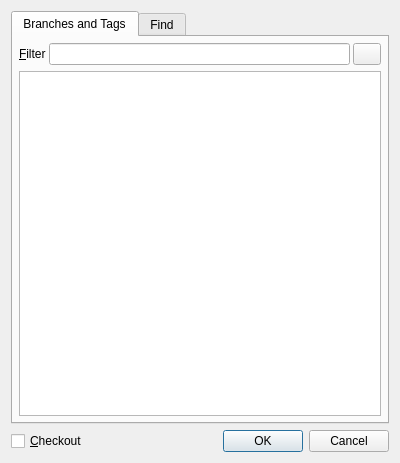
This is src/JumpDialog.ui in soramimi/Guitar as Qt 5 draws it before an edit. The edited form follows.
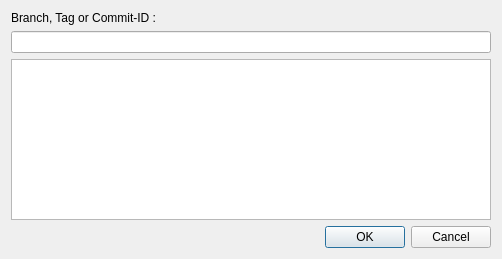
This is the edited form. The open tabs and pages were chosen to show the change. Custom widgets are drawn as their Qt base class.

Commit message: JumpDialog改良

Patch:
```diff
--- a/src/JumpDialog.ui
+++ b/src/JumpDialog.ui
@@ -6,45 +6,18 @@
    <rect>
     <x>0</x>
     <y>0</y>
-    <width>400</width>
-    <height>463</height>
+    <width>502</width>
+    <height>259</height>
    </rect>
   </property>
   <property name="windowTitle">
    <string>Jump</string>
   </property>
-  <layout class="QVBoxLayout" name="verticalLayout_2">
-   <item>
-    <widget class="QTabWidget" name="tabWidget">
-     <property name="currentIndex">
-      <number>1</number>
-     </property>
-     <widget class="QWidget" name="tab_branches_tags">
-      <attribute name="title">
-       <string>Branches and Tags</string>
-      </attribute>
       <layout class="QVBoxLayout" name="verticalLayout">
-       <property name="leftMargin">
-        <number>6</number>
-       </property>
-       <property name="topMargin">
-        <number>6</number>
-       </property>
-       <property name="rightMargin">
-        <number>6</number>
-       </property>
-       <property name="bottomMargin">
-        <number>6</number>
-       </property>
-       <item>
-        <layout class="QHBoxLayout" name="horizontalLayout_2">
-         <property name="spacing">
-          <number>3</number>
-         </property>
          <item>
           <widget class="QLabel" name="label">
            <property name="text">
-            <string>&amp;Filter</string>
+      <string>Branch, Tag or Commit-ID :</string>
            </property>
            <property name="buddy">
             <cstring>lineEdit_filter</cstring>
@@ -52,27 +25,13 @@
           </widget>
          </item>
          <item>
+    <layout class="QHBoxLayout" name="horizontalLayout_2">
+     <property name="spacing">
+      <number>3</number>
+     </property>
+     <item>
           <widget class="QLineEdit" name="lineEdit_filter"/>
          </item>
-         <item>
-          <widget class="ClearButton" name="toolButton">
-           <property name="minimumSize">
-            <size>
-             <width>22</width>
-             <height>17</height>
-            </size>
-           </property>
-           <property name="text">
-            <string/>
-           </property>
-           <property name="iconSize">
-            <size>
-             <width>20</width>
-             <height>15</height>
-            </size>
-           </property>
-          </widget>
-         </item>
         </layout>
        </item>
        <item>
@@ -91,42 +50,8 @@
          </attribute>
         </widget>
        </item>
-      </layout>
-     </widget>
-     <widget class="QWidget" name="tab_find_text">
-      <attribute name="title">
-       <string>Find</string>
-      </attribute>
-      <layout class="QVBoxLayout" name="verticalLayout_3">
-       <item>
-        <widget class="QLineEdit" name="lineEdit_text"/>
-       </item>
-       <item>
-        <spacer name="verticalSpacer">
-         <property name="orientation">
-          <enum>Qt::Vertical</enum>
-         </property>
-         <property name="sizeHint" stdset="0">
-          <size>
-           <width>20</width>
-           <height>346</height>
-          </size>
-         </property>
-        </spacer>
-       </item>
-      </layout>
-     </widget>
-    </widget>
-   </item>
    <item>
     <layout class="QHBoxLayout" name="horizontalLayout">
-     <item>
-      <widget class="QCheckBox" name="checkBox_checkout">
-       <property name="text">
-        <string>&amp;Checkout</string>
-       </property>
-      </widget>
-     </item>
      <item>
       <spacer name="horizontalSpacer">
        <property name="orientation">
@@ -145,6 +70,9 @@
        <property name="text">
         <string>OK</string>
        </property>
+       <property name="default">
+        <bool>true</bool>
+       </property>
       </widget>
      </item>
      <item>
@@ -158,13 +86,12 @@
    </item>
   </layout>
  </widget>
- <customwidgets>
-  <customwidget>
-   <class>ClearButton</class>
-   <extends>QToolButton</extends>
-   <header>ClearButton.h</header>
-  </customwidget>
- </customwidgets>
+ <tabstops>
+  <tabstop>lineEdit_filter</tabstop>
+  <tabstop>tableWidget</tabstop>
+  <tabstop>pushButton</tabstop>
+  <tabstop>pushButton_2</tabstop>
+ </tabstops>
  <resources/>
  <connections>
   <connection>
```
Lines whose indentation alone changed are shown as unchanged. The commit also changes 10 other files.
